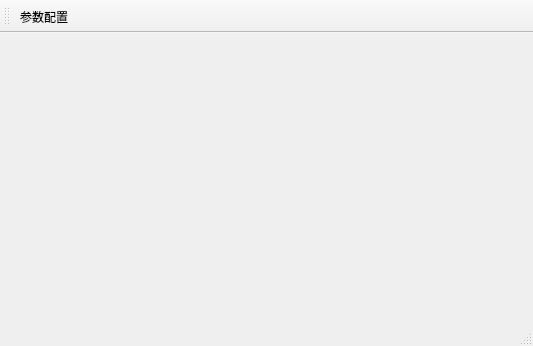
Before: the Qt Designer form ui/mainwindow.ui in flimmy78/weatherScada.VC, drawn with Qt 5.
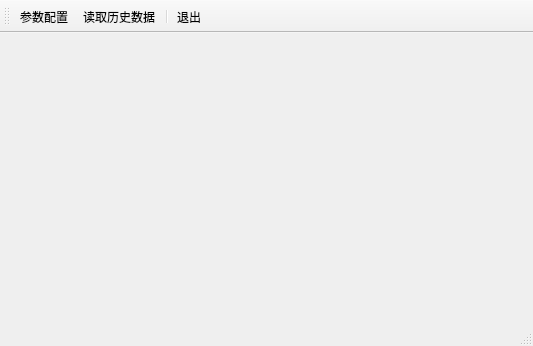
After: the same form once the commit is applied. Icons and pictures are not drawn.

The edit to the form file:
```diff
--- a/ui/mainwindow.ui
+++ b/ui/mainwindow.ui
@@ -29,9 +29,12 @@
     <enum>TopToolBarArea</enum>
    </attribute>
    <attribute name="toolBarBreak">
-    <bool>false</bool>
+    <bool>true</bool>
    </attribute>
    <addaction name="actionConfig"/>
+   <addaction name="actionReadData"/>
+   <addaction name="separator"/>
+   <addaction name="actionExit"/>
   </widget>
   <widget class="QStatusBar" name="statusBar"/>
   <action name="actionConfig">
@@ -49,6 +52,30 @@
     <string>F2</string>
    </property>
   </action>
+  <action name="actionReadData">
+   <property name="icon">
+    <iconset resource="../weatherScada.qrc">
+     <normaloff>:/weatherScada/img/read.png</normaloff>:/weatherScada/img/read.png</iconset>
+   </property>
+   <property name="text">
+    <string>读取历史数据</string>
+   </property>
+   <property name="toolTip">
+    <string>读取历史数据</string>
+   </property>
+  </action>
+  <action name="actionExit">
+   <property name="icon">
+    <iconset resource="../weatherScada.qrc">
+     <normaloff>:/weatherScada/img/exit.png</normaloff>:/weatherScada/img/exit.png</iconset>
+   </property>
+   <property name="text">
+    <string>退出</string>
+   </property>
+   <property name="toolTip">
+    <string>退出</string>
+   </property>
+  </action>
  </widget>
  <layoutdefault spacing="6" margin="11"/>
  <resources>
```
Left out of the diff: 5 changed lines with no effect on the pictures.
